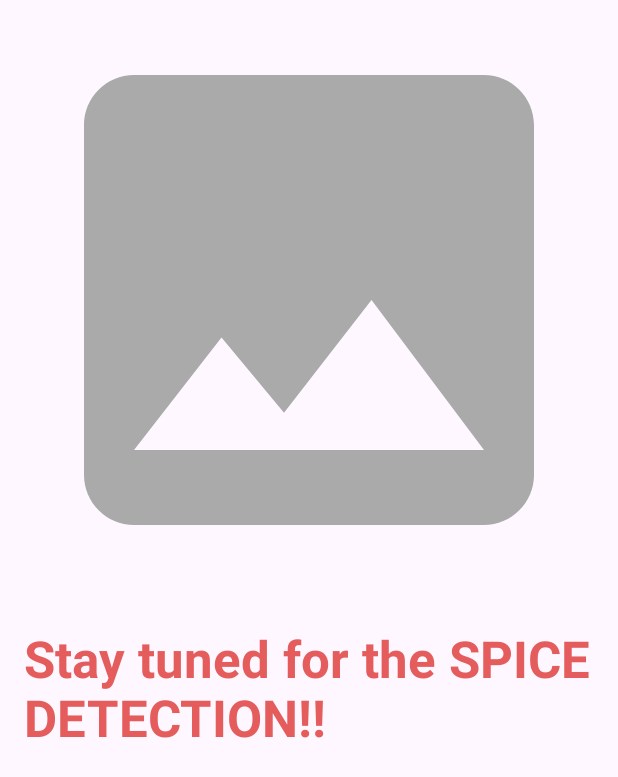
After one commit to RempahPedia/rempahpedia-md, an Android app: the layout activity_result.xml on its own in the app's theme, with its tools: preview values and no code run, on a phone screen of 412 x 824 dp. The commit adds this screen. Shown: the top 777 px of the screen. Run offline under Robolectric (Android 15) with nearby library versions, the phone set to English and light mode, and no system bars.

Commit message:
feat: camera result activity

```diff
--- a/app/src/main/AndroidManifest.xml
+++ b/app/src/main/AndroidManifest.xml
@@ -3,6 +3,7 @@
     xmlns:tools="http://schemas.android.com/tools">
 
     <uses-feature android:name="android.hardware.camera" />
+
     <uses-permission android:name="android.permission.CAMERA" />
     <uses-permission
         android:name="android.permission.WRITE_EXTERNAL_STORAGE"
@@ -19,6 +20,9 @@
         android:supportsRtl="true"
         android:theme="@style/Theme.RempahPedia"
         tools:targetApi="31">
+        <activity
+            android:name=".ui.classification.ResultActivity"
+            android:exported="false" />
         <activity
             android:name=".ui.classification.CameraActivity"
             android:exported="false" />
--- a/app/src/main/java/com/rempahpedia/rempahpedia/ui/classification/CameraActivity.kt
+++ b/app/src/main/java/com/rempahpedia/rempahpedia/ui/classification/CameraActivity.kt
@@ -56,7 +56,9 @@ class CameraActivity : AppCompatActivity() {
         super.onCreate(savedInstanceState)
         binding = ActivityCameraBinding.inflate(layoutInflater)
         setContentView(binding.root)
+
         binding.captureButton.setOnClickListener { takePhoto() }
+        binding.galleryIcon.setOnClickListener { }
     }
 
     public override fun onResume() {
--- /dev/null
+++ b/app/src/main/res/drawable/ic_place_holder.xml
@@ -0,0 +1,5 @@
+<vector android:height="24dp" android:tint="@android:color/darker_gray"
+    android:viewportHeight="24" android:viewportWidth="24"
+    android:width="24dp" xmlns:android="http://schemas.android.com/apk/res/android">
+    <path android:fillColor="@android:color/darker_gray" android:pathData="M21,19V5c0,-1.1 -0.9,-2 -2,-2H5c-1.1,0 -2,0.9 -2,2v14c0,1.1 0.9,2 2,2h14c1.1,0 2,-0.9 2,-2zM8.5,13.5l2.5,3.01L14.5,12l4.5,6H5l3.5,-4.5z"/>
+</vector>
--- /dev/null
+++ b/app/src/main/res/layout/activity_result.xml
@@ -0,0 +1,32 @@
+<?xml version="1.0" encoding="utf-8"?>
+<ScrollView xmlns:android="http://schemas.android.com/apk/res/android"
+    xmlns:tools="http://schemas.android.com/tools"
+    xmlns:app="http://schemas.android.com/apk/res-auto"
+    android:layout_width="match_parent"
+    android:layout_height="match_parent"
+    tools:context=".ui.classification.ResultActivity">
+
+    <LinearLayout
+        android:layout_width="match_parent"
+        android:layout_height="wrap_content"
+        android:orientation="vertical">
+
+        <ImageView
+            android:id="@+id/result_image"
+            android:layout_width="match_parent"
+            android:layout_height="400dp"
+            android:scaleType="fitCenter"
+            app:srcCompat="@drawable/ic_place_holder"
+            android:contentDescription="@string/result_img" />
+
+        <TextView
+            android:id="@+id/result_text"
+            android:layout_width="match_parent"
+            android:layout_height="wrap_content"
+            android:layout_margin="16dp"
+            android:text="@string/ml_soon"
+            android:textColor="@color/red_main"
+            android:textSize="34sp"
+            android:textStyle="bold" />
+    </LinearLayout>
+</ScrollView>
--- a/app/src/main/res/values/strings.xml
+++ b/app/src/main/res/values/strings.xml
@@ -20,4 +20,7 @@
     <string name="permission_granted">Camera permission granted</string>
     <string name="permission_denied">Camera permission denied</string>
     <string name="capture_button">Capture image button</string>
+    <string name="result">Result of the spice detection</string>
+    <string name="result_img">Image taken from the photo or gallery</string>
+    <string name="ml_soon">Stay tuned for the SPICE DETECTION!!</string>
 </resources>
```
Also changed, not shown: app/src/main/java/com/rempahpedia/rempahpedia/ui/MainActivity.kt (+10 -6 lines), app/src/main/java/com/rempahpedia/rempahpedia/ui/classification/ResultActivity.kt (added, +25 -0 lines), app/src/main/res/layout/activity_camera.xml (+11 -11 lines).
